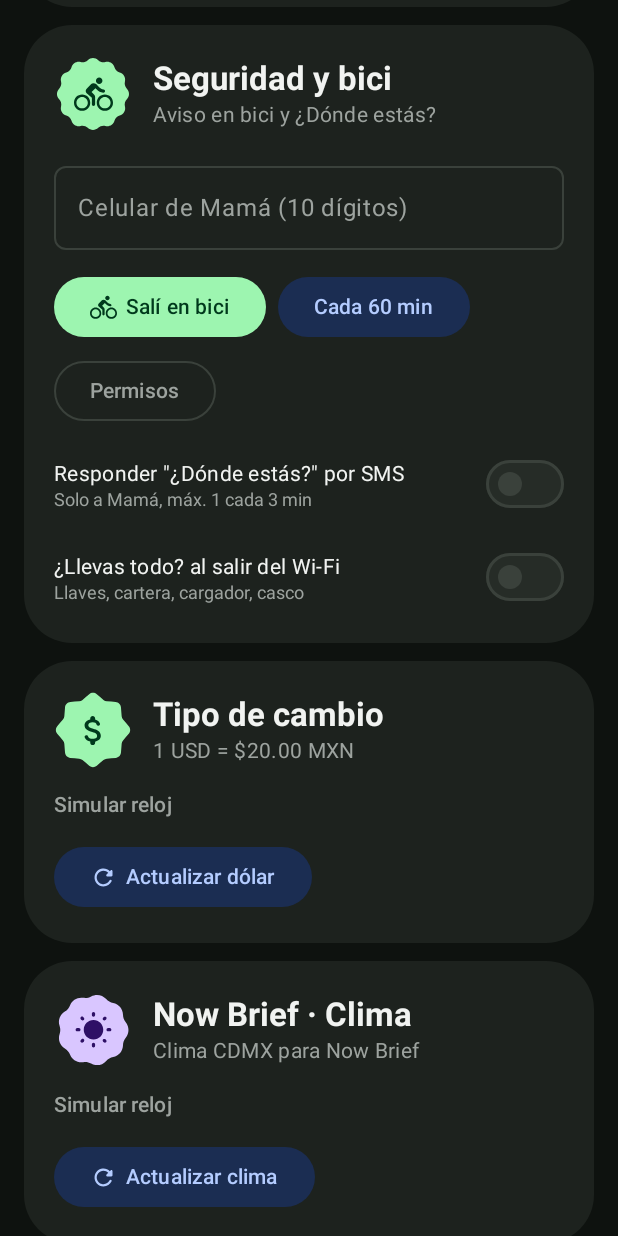
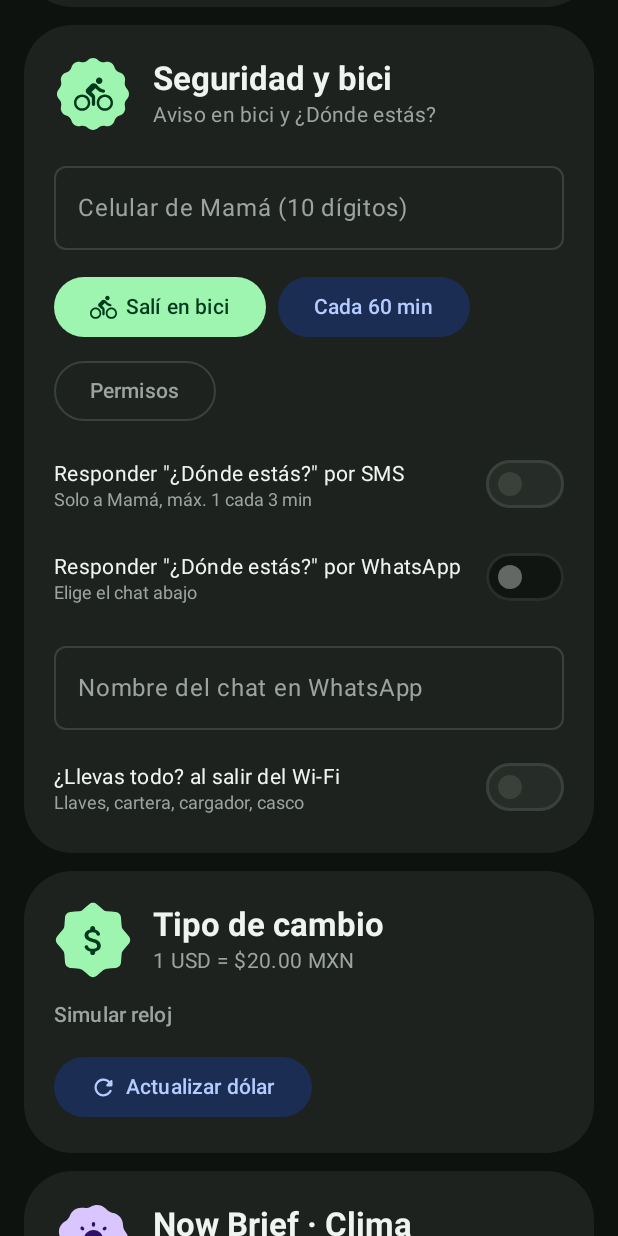
Before and after one commit to JJAS-029/tools, an Android app built with Jetpack Compose: the screen it shows after launch (MainActivity), scrolled down 1153 dp, on a phone screen of 412 x 824 dp. Run offline under Robolectric (Android 15) with nearby library versions, the phone set to English and light mode, and no system bars.

Commit message:
Seguridad: "¿Dónde estás?" también por WhatsApp
Sin API de WhatsApp: el NotificationListener lee la notificación del mensaje y
responde con el propio botón "Responder" de la notificación (RemoteInput), con
la ubicación fresca. Solo chats 1 a 1 cuyo nombre coincide con el configurado
(sin importar mayúsculas, acentos ni emojis), solo la pregunta real, máx. 1
respuesta cada 3 min. La tarjeta propone el nombre del último chat que escribió.

Co-Authored-By: Claude Opus 5.5 <noreply@anthropic.com>

```diff
--- a/phone/app/src/main/java/com/jjas/tools/phone/ui/HomeScreen.kt
+++ b/phone/app/src/main/java/com/jjas/tools/phone/ui/HomeScreen.kt
@@ -62,6 +62,7 @@ import androidx.compose.material3.OutlinedTextField
 import androidx.compose.material3.Surface
 import androidx.compose.material3.Switch
 import androidx.compose.material3.Text
+import androidx.compose.material3.TextButton
 import androidx.compose.runtime.Composable
 import androidx.compose.runtime.collectAsState
 import androidx.compose.runtime.getValue
@@ -418,6 +419,41 @@ private fun SafetyCard() {
             }
             Switch(checked = st.autoReply, onCheckedChange = { SafetyRepository.setAutoReply(it) })
         }
+        // ---- "¿Dónde estás?" over WhatsApp ----
+        Row(
+            Modifier.fillMaxWidth(),
+            verticalAlignment = Alignment.CenterVertically,
+            horizontalArrangement = Arrangement.SpaceBetween,
+        ) {
+            Column(Modifier.weight(1f)) {
+                Text("Responder \"¿Dónde estás?\" por WhatsApp", style = MaterialTheme.typography.bodyMedium)
+                Text(
+                    if (st.waName.isBlank()) "Elige el chat abajo" else "Solo al chat \"${st.waName}\", máx. 1 cada 3 min",
+                    style = MaterialTheme.typography.bodySmall, color = cs.onSurfaceVariant,
+                )
+            }
+            Switch(
+                checked = st.waAutoReply,
+                enabled = st.waName.isNotBlank(),
+                onCheckedChange = { SafetyRepository.setWaAutoReply(it) },
+            )
+        }
+        var waName by remember(st.waName) { mutableStateOf(st.waName) }
+        OutlinedTextField(
+            value = waName,
+            onValueChange = {
+                waName = it
+                SafetyRepository.setWaName(it)
+            },
+            label = { Text("Nombre del chat en WhatsApp") },
+            singleLine = true,
+            modifier = Modifier.fillMaxWidth(),
+        )
+        if (st.waLastSender.isNotBlank() && !SafetyRepository.sameName(st.waLastSender, st.waName)) {
+            TextButton(onClick = { SafetyRepository.setWaName(st.waLastSender) }) {
+                Text("Usar \"${st.waLastSender}\" (último chat que te escribió)")
+            }
+        }
         Row(
             Modifier.fillMaxWidth(),
             verticalAlignment = Alignment.CenterVertically,
```
Also changed, not shown: phone/app/src/main/java/com/jjas/tools/phone/media/MediaListenerService.kt (+7 -0 lines), phone/app/src/main/java/com/jjas/tools/phone/safety/SafetyRepository.kt (+47 -3 lines), phone/app/src/main/java/com/jjas/tools/phone/safety/WhatsAppResponder.kt (added, +112 -0 lines), 1 other file.
